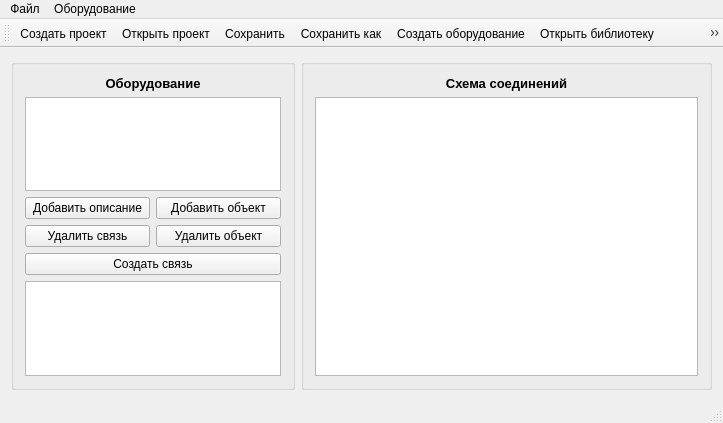
Before: the Qt Designer form mainwindow.ui in VampireVol/NetworkDiagramEditor, drawn with Qt 5.
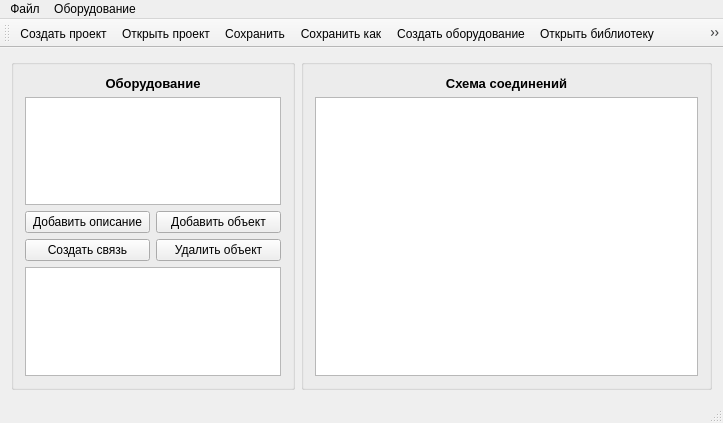
After: the same form once the commit is applied. Icons and pictures are not drawn.

Patch:
```diff
--- a/mainwindow.ui
+++ b/mainwindow.ui
@@ -73,9 +73,9 @@
                <item>
                 <layout class="QHBoxLayout" name="horizontalLayout">
                  <item>
-                  <widget class="QPushButton" name="pushDeleteConn">
+                  <widget class="QPushButton" name="pushAddConn">
                    <property name="text">
-                    <string>Удалить связь</string>
+                    <string>Создать связь</string>
                    </property>
                   </widget>
                  </item>
@@ -90,13 +90,6 @@
                </item>
               </layout>
              </item>
-             <item>
-              <widget class="QPushButton" name="pushAddConn">
-               <property name="text">
-                <string>Создать связь</string>
-               </property>
-              </widget>
-             </item>
              <item>
               <widget class="QTextEdit" name="descriprion"/>
              </item>
```
Left out of the diff: 2 changed lines with no effect on the pictures.
